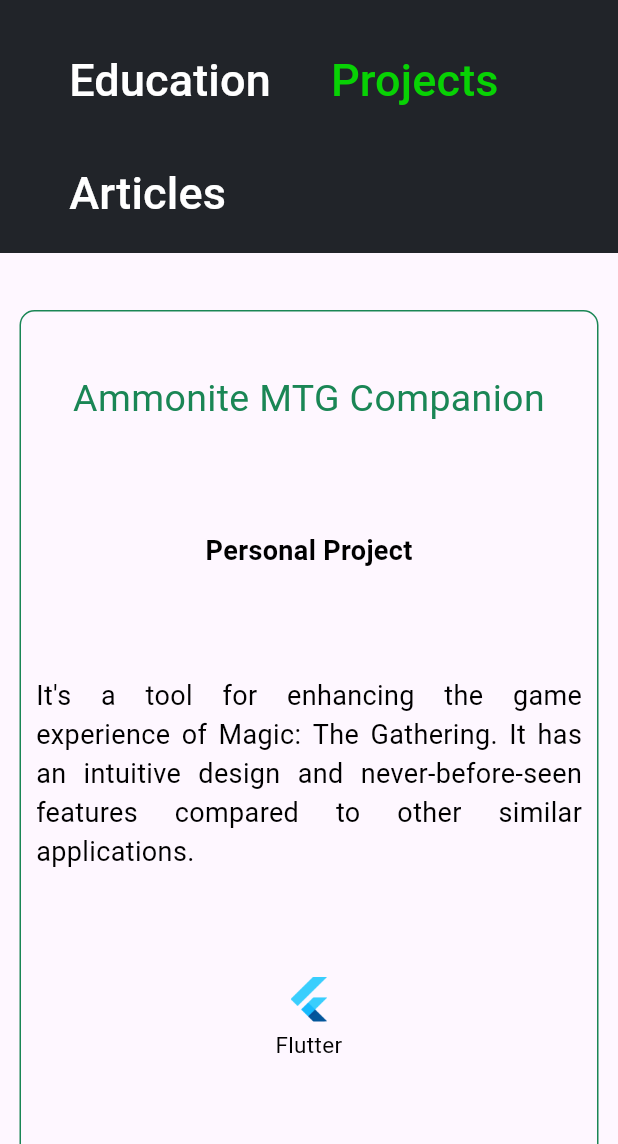
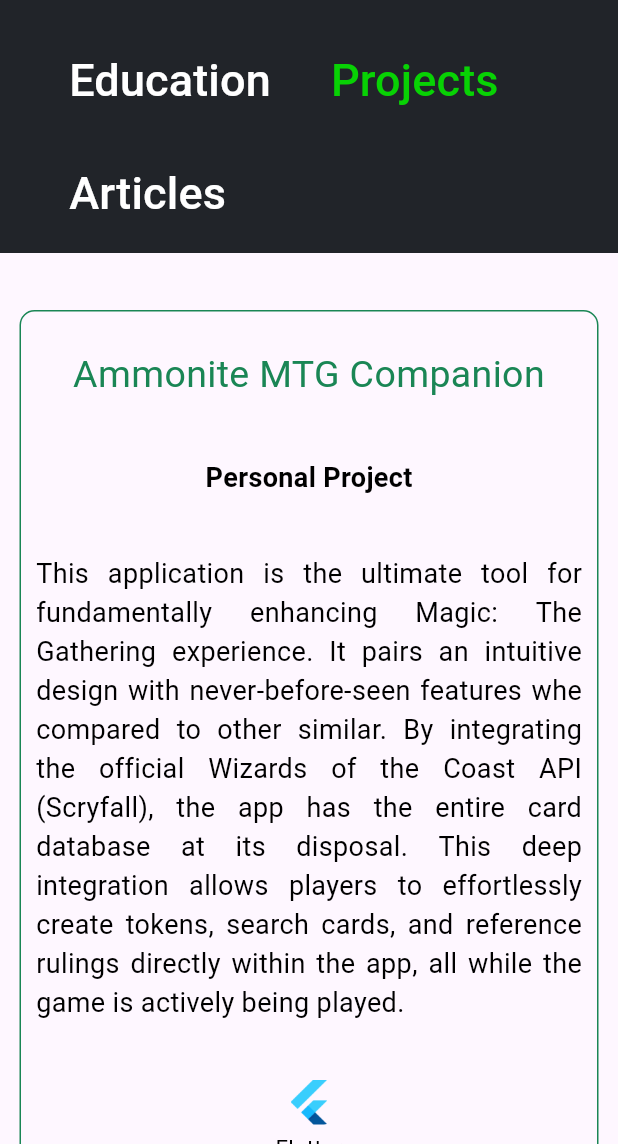
Before and after one commit to Azurba2/siteFlutter, a Flutter app: the screen it shows after launch, after a tap on "Experience", after a tap on "Education", after a tap on "Projects", on a phone screen of 412 x 824 dp, the part 92-1236 px from its top. Run offline on Flutter 3.47's test engine with Material 3 defaults, Android fonts, the phone set to English and light mode, and no system bars; our stand-ins replace flutter_svg, timeline_tile.

Commit message:
ajusta layout

```diff
--- a/joaoSiteFlutter/lib/Experience/experience.dart
+++ b/joaoSiteFlutter/lib/Experience/experience.dart
@@ -99,12 +99,13 @@
               child: Wrap(
                 children: [
                   SharedCard(
-                    height: platform == ScreenSizeEnum.browser ? 780 : 850,
+                    height: platform == ScreenSizeEnum.browser ? 720 : 850,
                     width: 400,
                     logo: Paths.diletta,
-                    date: platform == ScreenSizeEnum.browser
-                        ? ""
-                        : "Oct 2023 - Current",
+                    // date: platform == ScreenSizeEnum.browser
+                    //     ? ""
+                    //     : "Oct 2023 - Current",
+                    date: "Oct 2023 - Current",
                     position: "Software Developer",
                     title: "Diletta Solutions",
                     // timeLine: platform == ScreenSizeEnum.browser
@@ -161,7 +162,7 @@
                     skills: diletta,
                   ),
                   SharedCard(
-                    height: platform == ScreenSizeEnum.browser ? 590 : 670,
+                    height: platform == ScreenSizeEnum.browser ? 720 : 850,
                     width: 400,
                     logo: Paths.antra,
                     date: "Jan 2023 - Oct 2023",
@@ -172,7 +173,7 @@
                     skills: antra,
                   ),
                   SharedCard(
-                    height: platform == ScreenSizeEnum.browser ? 590 : 630,
+                    height: platform == ScreenSizeEnum.browser ? 720 : 850,
                     width: 400,
                     logo: Paths.csu,
                     date: platform == ScreenSizeEnum.browser
@@ -229,11 +230,11 @@
                         ? null
                         : "Student Supervisor",
                     summary:
-                        "Worked on CSU’s dining hall, Braiden Dining hall as a part time job. As a supervisor I was responsible for training new employees and act as a shift supervisor for a crew of up to 25 members.",
+                        "Worked on CSU’s dining hall (Braiden Dining hall) as a part time job. I played a key role in managing daily high-volume food service operations. I was directly responsible for the leadership and management of a diverse team of up to 25 employees per shift as well as training and mentoring of all new hires to ensure adherence to quality standards and safety protocols. The dining hall serves between 600-1500 customers daily.",
                     skills: csu,
                   ),
                   SharedCard(
-                    height: platform == ScreenSizeEnum.browser ? 590 : 630,
+                    height: platform == ScreenSizeEnum.browser ? 720 : 850,
                     width: 400,
                     logo: Paths.diletta,
                     date: "Jun 2019 - Aug 2019",
--- a/joaoSiteFlutter/lib/Projects/projects.dart
+++ b/joaoSiteFlutter/lib/Projects/projects.dart
@@ -27,12 +27,10 @@
     ExperienceSkillDto(path: Paths.sql, name: "SQL"),
   ];
   final List<ExperienceSkillDto> wheelix = [
-    ExperienceSkillDto(path: Paths.net, name: ".NET"),
     ExperienceSkillDto(path: Paths.angular, name: "Angular"),
     ExperienceSkillDto(path: Paths.sql, name: "SQL"),
   ];
   final List<ExperienceSkillDto> abruza = [
-    ExperienceSkillDto(path: Paths.net, name: ".NET"),
     ExperienceSkillDto(path: Paths.angular, name: "Angular"),
     ExperienceSkillDto(path: Paths.sql, name: "SQL"),
   ];
@@ -40,9 +38,7 @@
     ExperienceSkillDto(path: Paths.angular, name: "Angular"),
   ];
   final List<ExperienceSkillDto> ana = [
-    ExperienceSkillDto(path: Paths.net, name: ".NET"),
-    ExperienceSkillDto(path: Paths.angular, name: "Angular"),
-    ExperienceSkillDto(path: Paths.firebase, name: "Firebase"),
+    ExperienceSkillDto(path: Paths.flutter, name: "Flutter"),
   ];
   final List<ExperienceSkillDto> kingOopers = [
     ExperienceSkillDto(path: Paths.flutter, name: "Flutter"),
@@ -70,18 +66,18 @@
             spacing: 20,
             children: [
               SharedCard(
-                  height: platform != ScreenSizeEnum.browser ? 680 : 520,
+                  height: 700,
                   width: 400,
                   title: "Ammonite MTG Companion",
                   location: "Personal Project",
                   summary:
-                      "It's a tool for enhancing the game experience of Magic: The Gathering. It has an intuitive design and never-before-seen features compared to other similar applications.",
+                      "This application is the ultimate tool for fundamentally enhancing Magic: The Gathering experience. It pairs an intuitive design with never-before-seen features whe compared to other similar. By integrating the official Wizards of the Coast API (Scryfall), the app has the entire card database at its disposal. This deep integration allows players to effortlessly create tokens, search cards, and reference rulings directly within the app, all while the game is actively being played.",
                   skills: ammonite,
                   button: "Website",
                   onPressed: () =>
                       _launchURL("https://ammonitemtgcompanion.com/", context)),
               SharedCard(
-                height: platform != ScreenSizeEnum.browser ? 800 : 620,
+                height: platform != ScreenSizeEnum.browser ? 800 : 700,
                 width: 400,
                 title: "E-Government App \n(Kiosk - Windows/Linux)",
                 location: "At Diletta Solutions",
@@ -92,23 +88,23 @@
                 //kiosk: true,
               ),
               SharedCard(
-                height: platform != ScreenSizeEnum.browser ? 800 : 700,
+                height: platform != ScreenSizeEnum.browser ? 900 : 700,
                 width: 400,
                 title: "E-Government App \n(Mobile - iOS/Android)",
                 location: "At Diletta Solutions",
                 summary:
-                    "Currently working on a white-label e-government solution for a mobile (iOS/Android) application with more than 150,000 downloads so far. We have successfully deployed this platform for major public services, including Rj Digital and Poupatempo Paraná. The app provides more than 2,500 public services to the citizens of Rio de Janeiro, including a scheduling system, form requests, dynamic form filling, and in-app video conferencing between citizens and state representatives.",
+                    "Currently working on a white-label e-government solution for a mobile (iOS/Android) application with more than 150,000 downloads so far. We have successfully deployed this platform for major public services, including Rj Digital and Poupatempo Paraná. The app provides many features including a scheduling system, form requests, dynamic form filling, in-app video conferencing between citizens and state representatives, document optical character recognition and many more.",
                 skills: rjDigital,
                 store: true,
                 kiosk: false,
               ),
               SharedCard(
-                  height: platform != ScreenSizeEnum.browser ? 690 : 520,
+                  height: platform != ScreenSizeEnum.browser ? 690 : 700,
                   width: 400,
                   title: "Human Resource Management System",
                   location: "At Antra Inc",
                   summary:
-                      "Collaborative contributor in the development of an internal HR app that offered a comprehensive solution for managing employee data and HR processes, such as hiring. The application had many microservices and improved HR department's efficiency by 11%",
+                      "Collaborative contributor in the development of a high-impact, internal Human Resources (HR) application. This solution modernized employee data management and streamlined core HR processes, including the entire hiring workflow. The application was built on an efficient microservices architecture and delivered a measurable return, directly boosting the HR department's overall efficiency by 11%.",
                   skills: hrm),
               SharedCard(
                   height: platform != ScreenSizeEnum.browser ? 600 : 520,
@@ -177,18 +173,18 @@
                   button: "Github",
                   onPressed: () => _launchURL(
                       "https://github.com/Azurba/T10-Map-App", context)),
-              SharedCard(
-                  height: platform != ScreenSizeEnum.browser ? 600 : 520,
-                  width: 400,
-                  title: "Azurba MTG Player Panel",
-                  location: "Personal Project",
-                  summary:
-                      "At a glance, this mobile application was designed specifically for assisting players to play Magic The Gathering.",
-                  skills: azurba,
-                  button: "Github",
-                  onPressed: () => _launchURL(
-                      "https://github.com/Azurba/Azurba-s_MTG_Player_Panel",
-                      context)),
+              // SharedCard(
+              //     height: platform != ScreenSizeEnum.browser ? 600 : 520,
+              //     width: 400,
+              //     title: "Azurba MTG Player Panel",
+              //     location: "Personal Project",
+              //     summary:
+              //         "At a glance, this mobile application was designed specifically for assisting players to play Magic The Gathering.",
+              //     skills: azurba,
+              //     button: "Github",
+              //     onPressed: () => _launchURL(
+              //         "https://github.com/Azurba/Azurba-s_MTG_Player_Panel",
+              //         context)),
               SharedCard(
                   height: platform != ScreenSizeEnum.browser ? 600 : 520,
                   width: 400,
```
